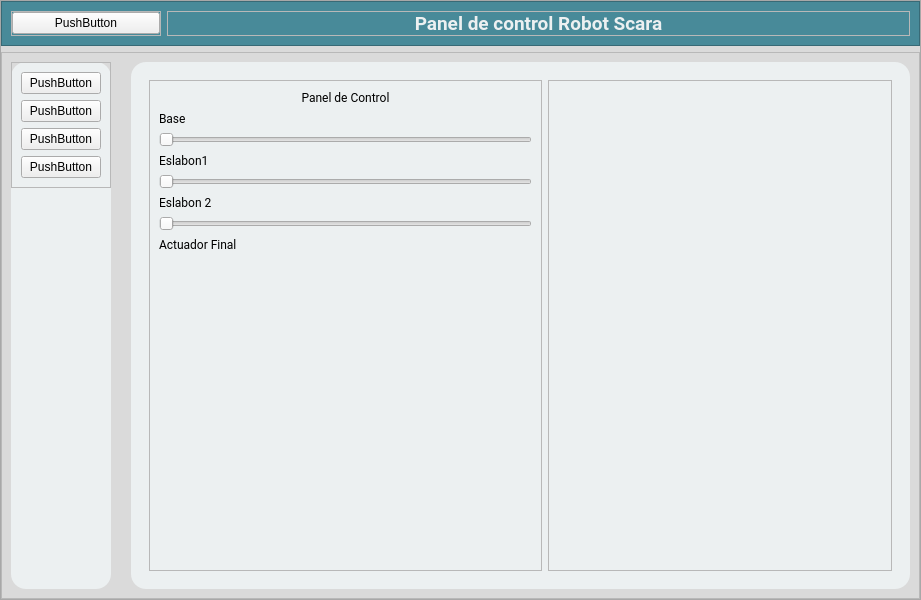
Old version of the form mainwindow.ui in the repository MrRocklion/SCARA_PROJECT.
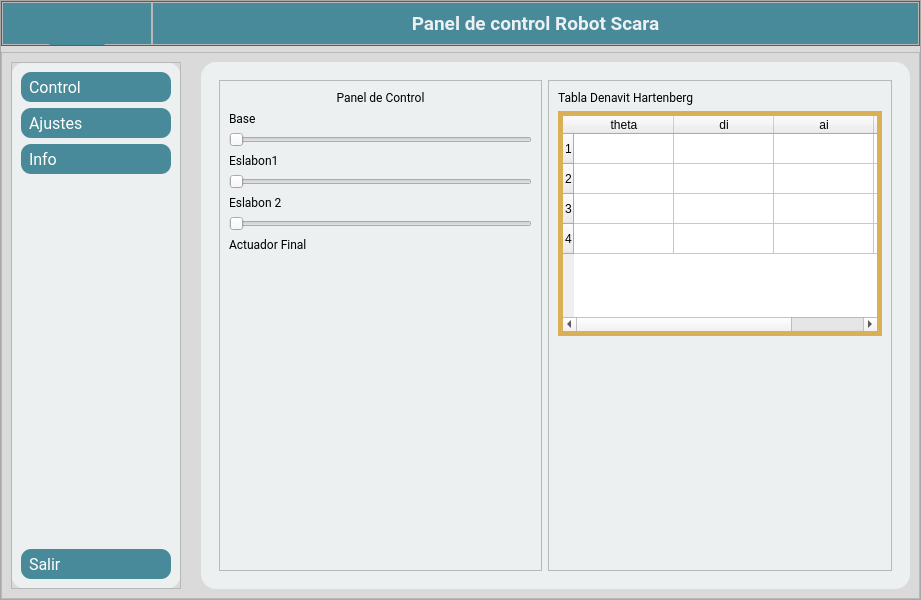
New version of the form. The open tabs and pages were chosen to show the change. Icons and pictures are not drawn.

```diff
--- a/mainwindow.ui
+++ b/mainwindow.ui
@@ -14,7 +14,25 @@
    <string>MainWindow</string>
   </property>
   <property name="styleSheet">
-   <string notr="true">#Container{
+   <string notr="true">QPushButton{
+border-radius: 10px;
+	background-color: rgb(72, 138, 153);
+	height:30px;
+	color:white;
+	font-family: Roboto;
+	text-align: left;
+	padding-left: 8px;
+	font-size: 16px;
+}
+QPushButton:pressed{
+border-radius: 10px;
+	background-color: rgb(72, 138, 153);
+	height:30px;
+	color:white;
+	font-family: Roboto;
+	background-color: #138D75 ;
+}
+#Container{
 	background-color: #DADADA ;
 
 }
@@ -37,14 +55,25 @@
 	font-size: 19px;
 	font-weight: bold;
 }
+#menuBtn{
+	background-color: rgb(72, 138, 153);
+	border-radius: 10;
 
+}
+#menuBtn::pressed{
+	
+	background-color: #138D75 ;
+}
+QTableWidget{
+	  border: 5px solid rgb(219, 174, 88);
+}
 
 
 
 </string>
   </property>
   <widget class="QWidget" name="centralwidget">
-   <layout class="QVBoxLayout" name="verticalLayout">
+   <layout class="QHBoxLayout" name="horizontalLayout_7">
     <property name="spacing">
      <number>0</number>
     </property>
@@ -83,10 +112,16 @@
        </property>
        <item>
         <widget class="QFrame" name="barTitle">
+         <property name="minimumSize">
+          <size>
+           <width>0</width>
+           <height>45</height>
+          </size>
+         </property>
          <property name="maximumSize">
           <size>
            <width>16777215</width>
-           <height>60</height>
+           <height>45</height>
           </size>
          </property>
          <property name="frameShape">
@@ -96,6 +131,21 @@
           <enum>QFrame::Raised</enum>
          </property>
          <layout class="QHBoxLayout" name="horizontalLayout_2">
+          <property name="spacing">
+           <number>0</number>
+          </property>
+          <property name="leftMargin">
+           <number>0</number>
+          </property>
+          <property name="topMargin">
+           <number>0</number>
+          </property>
+          <property name="rightMargin">
+           <number>0</number>
+          </property>
+          <property name="bottomMargin">
+           <number>0</number>
+          </property>
           <item>
            <widget class="QFrame" name="Home">
             <property name="maximumSize">
@@ -110,7 +160,7 @@
             <property name="frameShadow">
              <enum>QFrame::Raised</enum>
             </property>
-            <layout class="QVBoxLayout" name="verticalLayout_3">
+            <layout class="QHBoxLayout" name="horizontalLayout_6">
              <property name="leftMargin">
               <number>0</number>
              </property>
@@ -124,9 +174,31 @@
               <number>0</number>
              </property>
              <item>
-              <widget class="QPushButton" name="pushButton">
+              <widget class="QPushButton" name="menuBtn">
+               <property name="minimumSize">
+                <size>
+                 <width>60</width>
+                 <height>45</height>
+                </size>
+               </property>
+               <property name="maximumSize">
+                <size>
+                 <width>60</width>
+                 <height>16777215</height>
+                </size>
+               </property>
                <property name="text">
-                <string>PushButton</string>
+                <string/>
+               </property>
+               <property name="icon">
+                <iconset resource="assets.qrc">
+                 <normaloff>:/icons/icons/menu.svg</normaloff>:/icons/icons/menu.svg</iconset>
+               </property>
+               <property name="iconSize">
+                <size>
+                 <width>35</width>
+                 <height>35</height>
+                </size>
                </property>
               </widget>
              </item>
@@ -187,9 +259,15 @@
           </property>
           <item>
            <widget class="QFrame" name="Menu">
+            <property name="minimumSize">
+             <size>
+              <width>170</width>
+              <height>0</height>
+             </size>
+            </property>
             <property name="maximumSize">
              <size>
-              <width>150</width>
+              <width>170</width>
               <height>16777215</height>
              </size>
             </property>
@@ -215,7 +293,7 @@
              <property name="bottomMargin">
               <number>0</number>
              </property>
-             <item alignment="Qt::AlignTop">
+             <item>
               <widget class="QFrame" name="frame_3">
                <property name="frameShape">
                 <enum>QFrame::StyledPanel</enum>
@@ -225,30 +303,83 @@
                </property>
                <layout class="QVBoxLayout" name="verticalLayout_7">
                 <item>
-                 <widget class="QPushButton" name="pushButton_4">
+                 <widget class="QPushButton" name="op1">
                   <property name="text">
-                   <string>PushButton</string>
+                   <string>Control</string>
                   </property>
+                  <property name="icon">
+                   <iconset resource="assets.qrc">
+                    <normaloff>:/icons/icons/control.svg</normaloff>:/icons/icons/control.svg</iconset>
+                  </property>
+                  <property name="iconSize">
+                   <size>
+                    <width>25</width>
+                    <height>25</height>
+                   </size>
+                  </property>
                  </widget>
                 </item>
                 <item>
-                 <widget class="QPushButton" name="pushButton_5">
+                 <widget class="QPushButton" name="op2">
                   <property name="text">
-                   <string>PushButton</string>
+                   <string>Ajustes</string>
                   </property>
+                  <property name="icon">
+                   <iconset resource="assets.qrc">
+                    <normaloff>:/icons/icons/settings.svg</normaloff>:/icons/icons/settings.svg</iconset>
+                  </property>
+                  <property name="iconSize">
+                   <size>
+                    <width>25</width>
+                    <height>25</height>
+                   </size>
+                  </property>
                  </widget>
                 </item>
                 <item>
-                 <widget class="QPushButton" name="pushButton_2">
+                 <widget class="QPushButton" name="op3">
                   <property name="text">
-                   <string>PushButton</string>
+                   <string>Info</string>
                   </property>
+                  <property name="icon">
+                   <iconset resource="assets.qrc">
+                    <normaloff>:/icons/icons/info.svg</normaloff>:/icons/icons/info.svg</iconset>
+                  </property>
+                  <property name="iconSize">
+                   <size>
+                    <width>25</width>
+                    <height>25</height>
+                   </size>
+                  </property>
                  </widget>
                 </item>
                 <item>
-                 <widget class="QPushButton" name="pushButton_3">
+                 <spacer name="verticalSpacer_2">
+                  <property name="orientation">
+                   <enum>Qt::Vertical</enum>
+                  </property>
+                  <property name="sizeHint" stdset="0">
+                   <size>
+                    <width>20</width>
+                    <height>40</height>
+                   </size>
+                  </property>
+                 </spacer>
+                </item>
+                <item>
+                 <widget class="QPushButton" name="salir">
                   <property name="text">
-                   <string>PushButton</string>
+                   <string>Salir</string>
+                  </property>
+                  <property name="icon">
+                   <iconset resource="assets.qrc">
+                    <normaloff>:/icons/icons/log-out.svg</normaloff>:/icons/icons/log-out.svg</iconset>
+                  </property>
+                  <property name="iconSize">
+                   <size>
+                    <width>25</width>
+                    <height>25</height>
+                   </size>
                   </property>
                  </widget>
                 </item>
@@ -269,6 +400,20 @@
             <layout class="QHBoxLayout" name="horizontalLayout_3">
              <item>
               <widget class="QStackedWidget" name="stackedWidget">
+               <property name="currentIndex">
+                <number>0</number>
+               </property>
+               <widget class="QWidget" name="page">
+                <layout class="QHBoxLayout" name="horizontalLayout_8">
+                 <item>
+                  <widget class="QLabel" name="label_7">
+                   <property name="text">
+                    <string>VISTA DE INICIO</string>
+                   </property>
+                  </widget>
+                 </item>
+                </layout>
+               </widget>
                <widget class="QWidget" name="page1">
                 <layout class="QHBoxLayout" name="horizontalLayout_5">
                  <item>
@@ -289,17 +434,10 @@
                         </property>
                        </widget>
                       </item>
-                      <item row="2" column="0">
-                       <widget class="QSlider" name="horizontalSlider">
-                        <property name="orientation">
-                         <enum>Qt::Horizontal</enum>
-                        </property>
-                       </widget>
-                      </item>
-                      <item row="6" column="0">
-                       <widget class="QSlider" name="horizontalSlider_3">
-                        <property name="orientation">
-                         <enum>Qt::Horizontal</enum>
+                      <item row="7" column="0">
+                       <widget class="QLabel" name="label_6">
+                        <property name="text">
+                         <string>Actuador Final</string>
                         </property>
                        </widget>
                       </item>
@@ -320,20 +458,6 @@
                         </property>
                        </widget>
                       </item>
-                      <item row="7" column="0">
-                       <widget class="QLabel" name="label_6">
-                        <property name="text">
-                         <string>Actuador Final</string>
-                        </property>
-                       </widget>
-                      </item>
-                      <item row="4" column="0">
-                       <widget class="QSlider" name="horizontalSlider_2">
-                        <property name="orientation">
-                         <enum>Qt::Horizontal</enum>
-                        </property>
-                       </widget>
-                      </item>
                       <item row="1" column="0">
                        <widget class="QLabel" name="label_3">
                         <property name="text">
@@ -341,7 +465,28 @@
                         </property>
                        </widget>
                       </item>
-                      <item row="8" column="0">
+                      <item row="2" column="0">
+                       <widget class="QSlider" name="horizontalSlider">
+                        <property name="orientation">
+                         <enum>Qt::Horizontal</enum>
+                        </property>
+                       </widget>
+                      </item>
+                      <item row="4" column="0">
+                       <widget class="QSlider" name="horizontalSlider_2">
+                        <property name="orientation">
+                         <enum>Qt::Horizontal</enum>
+                        </property>
+                       </widget>
+                      </item>
+                      <item row="6" column="0">
+                       <widget class="QSlider" name="horizontalSlider_3">
+                        <property name="orientation">
+                         <enum>Qt::Horizontal</enum>
+                        </property>
+                       </widget>
+                      </item>
+                      <item row="9" column="0">
                        <spacer name="verticalSpacer">
                         <property name="orientation">
                          <enum>Qt::Vertical</enum>
@@ -354,6 +499,9 @@
                         </property>
                        </spacer>
                       </item>
+                      <item row="8" column="0">
+                       <layout class="QVBoxLayout" name="customBtn"/>
+                      </item>
                      </layout>
                     </item>
                    </layout>
@@ -375,14 +523,96 @@
                    </property>
                    <layout class="QVBoxLayout" name="verticalLayout_6">
                     <item>
-                     <layout class="QGridLayout" name="info"/>
+                     <widget class="QLabel" name="label">
+                      <property name="text">
+                       <string>Tabla Denavit Hartenberg</string>
+                      </property>
+                     </widget>
+                    </item>
+                    <item>
+                     <widget class="QTableWidget" name="tableWidget">
+                      <row>
+                       <property name="text">
+                        <string>1</string>
+                       </property>
+                      </row>
+                      <row>
+                       <property name="text">
+                        <string>2</string>
+                       </property>
+                      </row>
+                      <row>
+                       <property name="text">
+                        <string>3</string>
+                       </property>
+                      </row>
+                      <row>
+                       <property name="text">
+                        <string>4</string>
+                       </property>
+                      </row>
+                      <column>
+                       <property name="text">
+                        <string>theta</string>
+                       </property>
+                      </column>
+                      <column>
+                       <property name="text">
+                        <string>di</string>
+                       </property>
+                      </column>
+                      <column>
+                       <property name="text">
+                        <string>ai</string>
+                       </property>
+                      </column>
+                      <column>
+                       <property name="text">
+                        <string>alpha</string>
+                       </property>
+                      </column>
+                     </widget>
+                    </item>
+                    <item>
+                     <spacer name="verticalSpacer_3">
+                      <property name="orientation">
+                       <enum>Qt::Vertical</enum>
+                      </property>
+                      <property name="sizeHint" stdset="0">
+                       <size>
+                        <width>20</width>
+                        <height>40</height>
+                       </size>
+                      </property>
+                     </spacer>
                     </item>
                    </layout>
                   </widget>
                  </item>
                 </layout>
                </widget>
-               <widget class="QWidget" name="page_2"/>
+               <widget class="QWidget" name="page3">
+                <layout class="QHBoxLayout" name="horizontalLayout_10">
+                 <item>
+                  <widget class="QLabel" name="label_9">
+                   <property name="text">
+                    <string>VISTA DE INFORMACION</string>
+                   </property>
+                  </widget>
+                 </item>
+                </layout>
+               </widget>
+               <widget class="QWidget" name="page2">
+                <layout class="QHBoxLayout" name="horizontalLayout_9">
+                 <item>
+                  <widget class="QLabel" name="label_8">
+                   <property name="text">
+                    <string>VISTA DE AJUSTES</string>
+                   </property>
+                  </widget>
+                 </item>
+                </layout>
+               </widget>
               </widget>
              </item>
             </layout>
```
Left out of the diff: 4 changed lines with no effect on the pictures.
